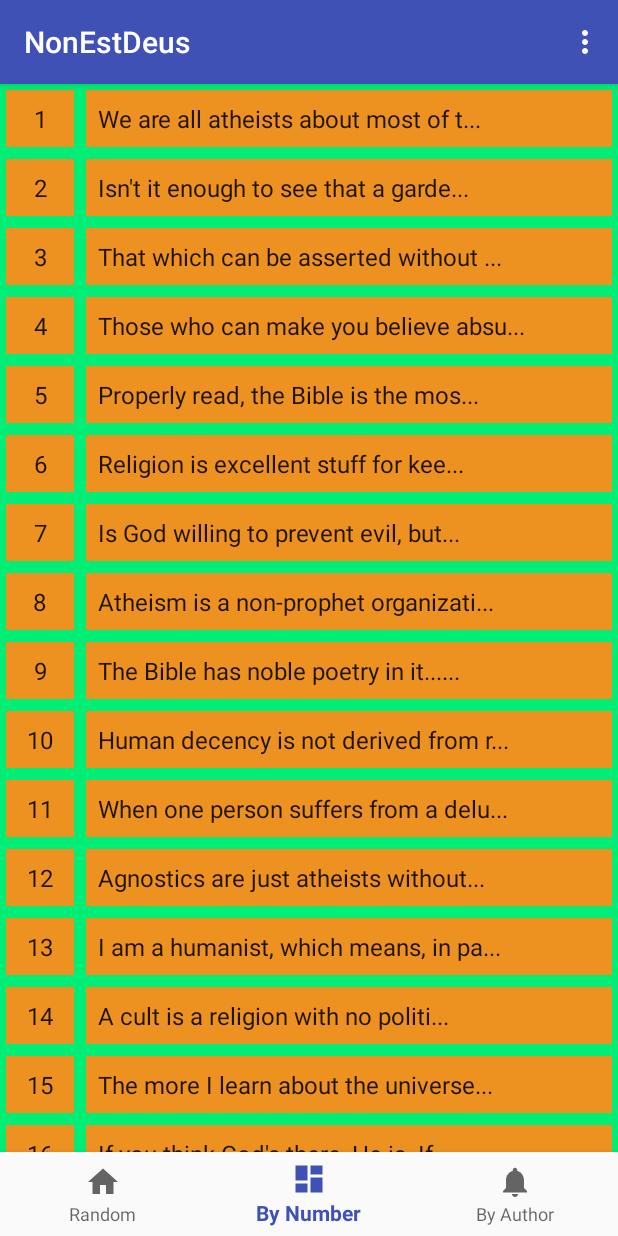
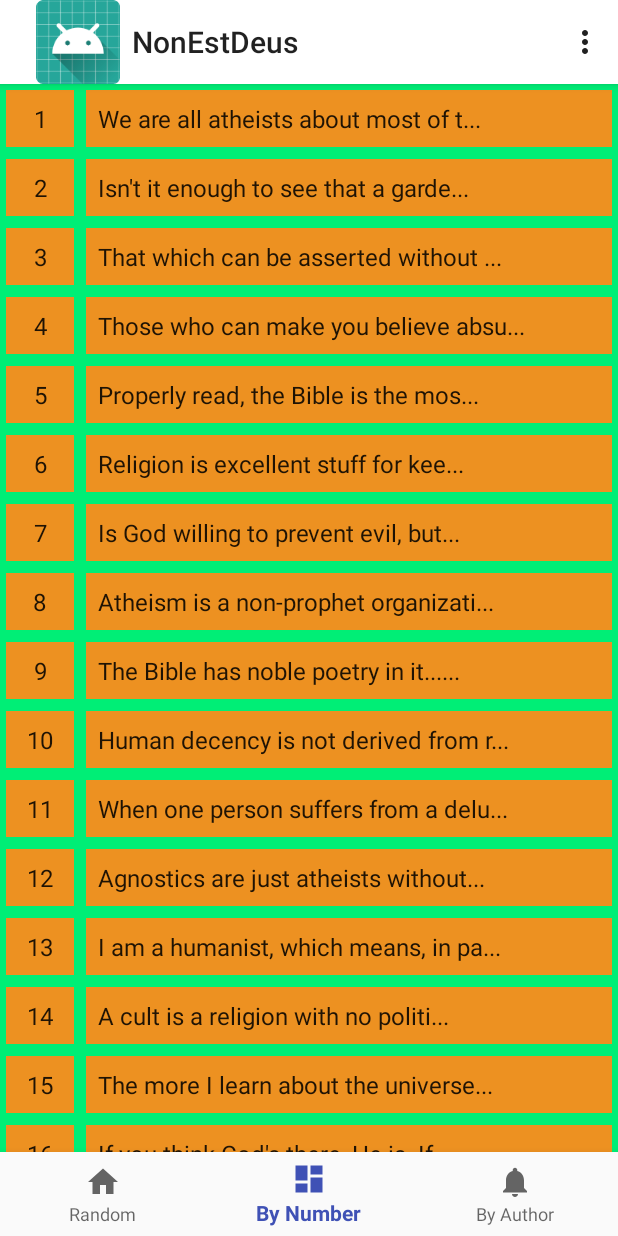
Before and after one commit to PatrickLeonard/NonEstDeus, an Android app: the screen it shows after launch (MainActivity), item 2 of the bottom bar chosen, on a phone screen of 412 x 824 dp. Run offline under Robolectric (Android 15) with nearby library versions, the phone set to English and light mode, and no system bars.

Commit message:
Added icon to action bard, adjusted action bar background color.
Still need new icons, general styling, and some style refactoring.

```diff
--- a/app/src/main/java/com/nonestdeus/patrickaleonard/nonestdeus/MainActivity.java
+++ b/app/src/main/java/com/nonestdeus/patrickaleonard/nonestdeus/MainActivity.java
@@ -13,6 +13,7 @@ import android.view.MenuInflater;
 import android.view.MenuItem;
 import android.widget.TextView;
 import android.widget.Toast;
+import android.widget.Toolbar;
 
 import static android.widget.Toast.LENGTH_LONG;
 
@@ -68,6 +69,8 @@ public class MainActivity extends AppCompatActivity implements QuoteListFragment
         super.onCreate(savedInstanceState);
         setContentView(R.layout.activity_main);
         mTextMessage = (TextView) findViewById(R.id.message);
+        android.support.v7.widget.Toolbar toolbar = (android.support.v7.widget.Toolbar) findViewById(R.id.my_awesome_toolbar);
+        setSupportActionBar(toolbar);
         BottomNavigationView navigation = (BottomNavigationView) findViewById(R.id.navigation);
         navigation.setOnNavigationItemSelectedListener(mOnNavigationItemSelectedListener);
         Toast toast =Toast.makeText(this, R.string.opening_toast_text, LENGTH_LONG);
--- a/app/src/main/res/layout/activity_main.xml
+++ b/app/src/main/res/layout/activity_main.xml
@@ -7,12 +7,23 @@
     android:layout_height="match_parent"
     tools:context=".MainActivity">
 
+    <android.support.v7.widget.Toolbar
+        android:id="@+id/my_awesome_toolbar"
+        android:layout_height="?attr/actionBarSize"
+        android:layout_width="match_parent"
+        android:elevation="4dp"
+        app:logo="@mipmap/ic_launcher"
+        android:theme="@style/ThemeOverlay.AppCompat.ActionBar"
+        app:popupTheme="@style/ThemeOverlay.AppCompat.Light"
+        android:background="@android:color/white" />
+
     <TextView
         android:id="@+id/message"
         android:layout_width="wrap_content"
         android:layout_height="wrap_content"
         android:layout_marginStart="@dimen/activity_horizontal_margin"
-        android:layout_marginTop="@dimen/activity_vertical_margin"
+        android:layout_marginTop="?attr/actionBarSize"
+        android:paddingTop="16dp"
         app:layout_constraintLeft_toLeftOf="parent"
         app:layout_constraintTop_toTopOf="parent" />
 
--- a/app/src/main/res/layout/quote_list_fragment.xml
+++ b/app/src/main/res/layout/quote_list_fragment.xml
@@ -6,6 +6,7 @@
     android:name="com.nonestdeus.patrickaleonard.nonestdeus.QuoteListFragment"
     android:layout_width="match_parent"
     android:layout_height="match_parent"
+    android:layout_marginTop="?attr/actionBarSize"
     android:layout_marginBottom="56dp"
     app:layoutManager="LinearLayoutManager"
     tools:context=".QuoteListFragment"
--- a/app/src/main/res/values/styles.xml
+++ b/app/src/main/res/values/styles.xml
@@ -1,7 +1,7 @@
 <resources>
 
     <!-- Base application theme. -->
-    <style name="AppTheme" parent="Theme.AppCompat.Light.DarkActionBar">
+    <style name="AppTheme" parent="Theme.AppCompat.Light.NoActionBar">
         <!-- Customize your theme here. -->
         <item name="colorPrimary">@color/colorPrimary</item>
         <item name="colorPrimaryDark">@color/colorPrimaryDark</item>
```
